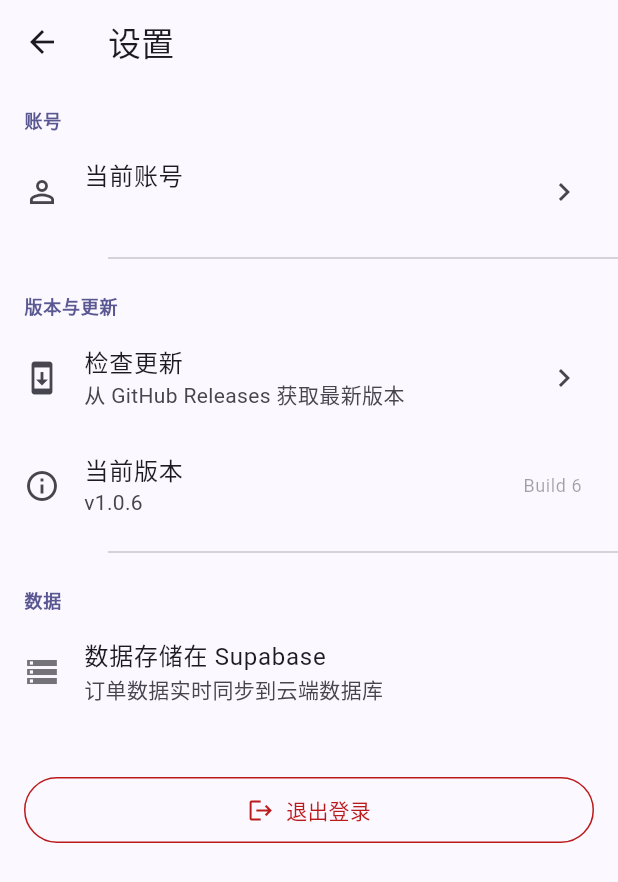
After one commit to xuuutee/order-manager, a Flutter app: the DashboardPage screen opened directly, after a tap on the "settings" icon, on a phone screen of 412 x 824 dp. The commit adds this screen. Shown: the top 882 px of the screen. Run offline on Flutter 3.47's test engine with Material 3 defaults, Android fonts, the phone set to English and light mode, and no system bars; our stand-ins replace fl_chart, supabase_flutter; accounts and stored records are empty.

Commit message:
Feat: settings page with account info, update check, logout

```diff
--- a/lib/config/app_config.dart
+++ b/lib/config/app_config.dart
@@ -4,7 +4,7 @@ class AppConfig {
   static const supabaseAnonKey = 'sb_publishable_aMpoSSWQEvtlxxsv55UFWQ_bRUR7a8V';
 
   /// 当前 App 版本号（整数，用于比对更新）
-  static const versionCode = 5;
+  static const versionCode = 6;
   /// 当前 App 版本名（展示用）
-  static const versionName = '1.0.5';
+  static const versionName = '1.0.6';
 }
--- a/lib/pages/dashboard_page.dart
+++ b/lib/pages/dashboard_page.dart
@@ -8,6 +8,7 @@ import '../widgets/order_card.dart';
 import '../widgets/empty_state.dart';
 import '../widgets/quick_create_card.dart';
 import 'order_detail_page.dart';
+import 'settings_page.dart';
 
 class DashboardPage extends StatefulWidget {
   const DashboardPage({super.key});
@@ -38,6 +39,14 @@ class _DashboardPageState extends State<DashboardPage> {
           IconButton(
             icon: const Icon(Icons.refresh),
             onPressed: () => stats.loadDashboard(),
+          ),
+          IconButton(
+            icon: const Icon(Icons.settings_outlined),
+            onPressed: () {
+              Navigator.of(context).push(
+                MaterialPageRoute(builder: (_) => const SettingsPage()),
+              );
+            },
           ),
         ],
       ),
--- /dev/null
+++ b/lib/pages/settings_page.dart
@@ -0,0 +1,128 @@
+import 'package:flutter/material.dart';
+import 'package:provider/provider.dart';
+import '../config/app_config.dart';
+import '../providers/auth_provider.dart';
+import '../widgets/update_checker.dart';
+
+class SettingsPage extends StatelessWidget {
+  const SettingsPage({super.key});
+
+  @override
+  Widget build(BuildContext context) {
+    final theme = Theme.of(context);
+    final auth = context.watch<AuthProvider>();
+
+    return Scaffold(
+      appBar: AppBar(title: const Text('设置')),
+      body: ListView(
+        children: [
+          // ===== 账号信息 =====
+          _sectionTitle('账号', theme),
+          ListTile(
+            leading: const Icon(Icons.person_outline),
+            title: const Text('当前账号'),
+            subtitle: Text(auth.userEmail ?? '未登录'),
+            trailing: const Icon(Icons.chevron_right),
+          ),
+          const Divider(indent: 72),
+
+          // ===== 版本与更新 =====
+          _sectionTitle('版本与更新', theme),
+          ListTile(
+            leading: const Icon(Icons.system_update_outlined),
+            title: const Text('检查更新'),
+            subtitle: const Text('从 GitHub Releases 获取最新版本'),
+            trailing: const Icon(Icons.chevron_right),
+            onTap: () {
+              ScaffoldMessenger.of(context).showSnackBar(
+                const SnackBar(
+                  content: Text('正在检查更新...'),
+                  duration: Duration(seconds: 1),
+                ),
+              );
+              UpdateChecker.checkAndShow(context);
+            },
+          ),
+          ListTile(
+            leading: const Icon(Icons.info_outline),
+            title: const Text('当前版本'),
+            subtitle: const Text('v${AppConfig.versionName}'),
+            trailing: Text(
+              'Build ${AppConfig.versionCode}',
+              style: theme.textTheme.bodySmall
+                  ?.copyWith(color: theme.colorScheme.onSurface.withAlpha(102)),
+            ),
+          ),
+          const Divider(indent: 72),
+
+          // ===== 数据 =====
+          _sectionTitle('数据', theme),
+          ListTile(
+            leading: Icon(Icons.storage_outlined,
+                color: theme.colorScheme.onSurface.withAlpha(153)),
+            title: const Text('数据存储在 Supabase'),
+            subtitle: const Text('订单数据实时同步到云端数据库'),
+          ),
+
+          const SizedBox(height: 32),
+
+          // ===== 退出登录 =====
+          Padding(
+            padding: const EdgeInsets.symmetric(horizontal: 16),
+            child: OutlinedButton.icon(
+              onPressed: () => _confirmLogout(context),
+              icon: const Icon(Icons.logout, size: 18),
+              label: const Text('退出登录'),
+              style: OutlinedButton.styleFrom(
+                foregroundColor: theme.colorScheme.error,
+                side: BorderSide(color: theme.colorScheme.error),
+                padding: const EdgeInsets.symmetric(vertical: 12),
+              ),
+            ),
+          ),
+
+          const SizedBox(height: 48),
+        ],
+      ),
+    );
+  }
+
+  Widget _sectionTitle(String title, ThemeData theme) {
+    return Padding(
+      padding: const EdgeInsets.fromLTRB(16, 16, 16, 4),
+      child: Text(
+        title,
+        style: theme.textTheme.labelMedium?.copyWith(
+          color: theme.colorScheme.primary,
+          fontWeight: FontWeight.w600,
+        ),
+      ),
+    );
+  }
+
+  void _confirmLogout(BuildContext context) {
+    showDialog(
+      context: context,
+      builder: (ctx) => AlertDialog(
+        title: const Text('确认退出'),
+        content: const Text('退出后需要重新输入邮箱密码登录'),
+        actions: [
+          TextButton(
+            onPressed: () => Navigator.pop(ctx),
+            child: const Text('取消'),
+          ),
+          TextButton(
+            onPressed: () {
+              Navigator.pop(ctx);
+              context.read<AuthProvider>().logout();
+            },
+            child: Text(
+              '退出',
+              style: TextStyle(color: Theme.of(context).colorScheme.error),
+            ),
+          ),
+        ],
+      ),
+    );
+  }
+}
--- a/lib/providers/auth_provider.dart
+++ b/lib/providers/auth_provider.dart
@@ -11,6 +11,7 @@ class AuthProvider extends ChangeNotifier {
   bool get isLoggedIn => _isLoggedIn;
   bool get isLoading => _isLoading;
   String? get error => _error;
+  String? get userEmail => _client.auth.currentUser?.email;
 
   /// 检查当前登录会话
   Future<void> checkAuth() async {
--- a/pubspec.yaml
+++ b/pubspec.yaml
@@ -1,7 +1,7 @@
 name: order_manager
 description: 工作室订单管理系统 MVP
 publish_to: 'none'
-version: 1.0.5+5
+version: 1.0.6+6
 
 environment:
   sdk: '>=3.2.0 <4.0.0'
```
